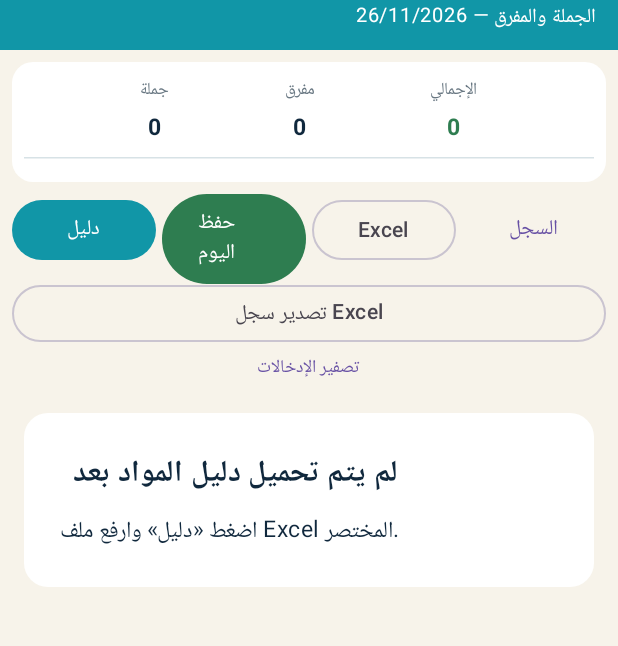
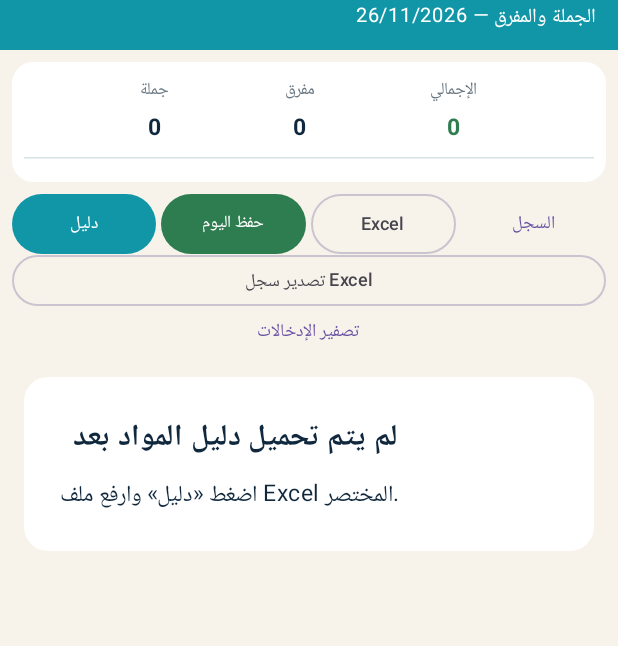
Before and after one commit to Alaa-fa-hash/sales-movement-app, an Android app built with Jetpack Compose: the screen it shows after launch (MainActivity), on a phone screen of 412 x 824 dp, the part 72-718 px from its top. Run offline under Robolectric (Android 15) with nearby library versions, the phone set to English and light mode, and no system bars; libraries missing offline, so code that uses them is left out: org.apache.poi.

Commit message:
Compact action buttons
Co-authored-by: Manus <dev-agent@manus.ai>

```diff
--- a/app/src/main/java/com/example/app/MainActivity.kt
+++ b/app/src/main/java/com/example/app/MainActivity.kt
@@ -166,13 +166,13 @@ private fun SummaryCell(label: String, value: Double, color: Color = Navy, suffi
 
 @Composable
 private fun Actions(onImport: () -> Unit, onSave: () -> Unit, onExport: () -> Unit, onExportHistory: () -> Unit, onHistory: () -> Unit, onClear: () -> Unit) {
-    Row(Modifier.fillMaxWidth().padding(horizontal = 8.dp), horizontalArrangement = Arrangement.spacedBy(4.dp)) {
-        Button(onClick = onImport, colors = ButtonDefaults.buttonColors(containerColor = Teal), modifier = Modifier.weight(1f)) { Text("دليل") }
-        Button(onClick = onSave, colors = ButtonDefaults.buttonColors(containerColor = Green), modifier = Modifier.weight(1f)) { Text("حفظ اليوم") }
-        OutlinedButton(onClick = onExport, modifier = Modifier.weight(1f)) { Text("Excel") }
-        TextButton(onClick = onHistory, modifier = Modifier.weight(1f)) { Text("السجل") }
+    Row(Modifier.fillMaxWidth().padding(horizontal = 8.dp), horizontalArrangement = Arrangement.spacedBy(3.dp)) {
+        Button(onClick = onImport, colors = ButtonDefaults.buttonColors(containerColor = Teal), contentPadding = ButtonDefaults.TextButtonContentPadding, modifier = Modifier.weight(1f).height(40.dp)) { Text("دليل", fontSize = 12.sp, maxLines = 1) }
+        Button(onClick = onSave, colors = ButtonDefaults.buttonColors(containerColor = Green), contentPadding = ButtonDefaults.TextButtonContentPadding, modifier = Modifier.weight(1f).height(40.dp)) { Text("حفظ اليوم", fontSize = 11.sp, maxLines = 1) }
+        OutlinedButton(onClick = onExport, contentPadding = ButtonDefaults.TextButtonContentPadding, modifier = Modifier.weight(1f).height(40.dp)) { Text("Excel", fontSize = 12.sp, maxLines = 1) }
+        TextButton(onClick = onHistory, contentPadding = ButtonDefaults.TextButtonContentPadding, modifier = Modifier.weight(1f).height(40.dp)) { Text("السجل", fontSize = 12.sp, maxLines = 1) }
     }
-    OutlinedButton(onClick = onExportHistory, modifier = Modifier.fillMaxWidth().padding(horizontal = 8.dp).height(38.dp)) { Text("تصدير سجل Excel") }
+    OutlinedButton(onClick = onExportHistory, contentPadding = ButtonDefaults.TextButtonContentPadding, modifier = Modifier.fillMaxWidth().padding(horizontal = 8.dp).height(34.dp)) { Text("تصدير سجل Excel", fontSize = 12.sp, maxLines = 1) }
     TextButton(onClick = onClear, modifier = Modifier.fillMaxWidth().height(32.dp)) { Text("تصفير الإدخالات", fontSize = 12.sp) }
 }
 
```
